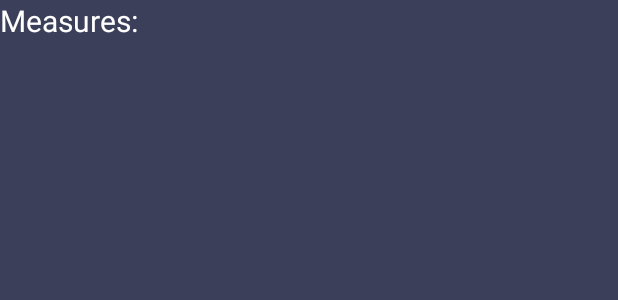
After one commit to Emilce-Cano/Inmobililiaria, an Android app: the layout activity_details.xml on its own in the app's theme, with its tools: preview values and no code run, on a phone screen of 412 x 824 dp. The commit adds this screen. Shown: the top 300 px of the screen. Run offline under Robolectric (Android 15) with nearby library versions, the phone set to English and light mode, and no system bars; Roboto replaces fonts that are not available here.

Commit message:
Create xml Details

```diff
--- a/app/src/main/AndroidManifest.xml
+++ b/app/src/main/AndroidManifest.xml
@@ -14,6 +14,9 @@
         android:supportsRtl="true"
         android:theme="@style/Theme.Concesionaria"
         tools:targetApi="31">
+        <activity
+            android:name=".DetailsActivity"
+            android:exported="false" />
         <activity
             android:name=".HomeActivity"
             android:exported="false" />
--- /dev/null
+++ b/app/src/main/java/com/example/concesionaria/data/DetailsActivity.kt
@@ -0,0 +1,14 @@
+package com.example.concesionaria.data
+
+import androidx.appcompat.app.AppCompatActivity
+import android.os.Bundle
+import com.example.concesionaria.databinding.ActivityDetailsBinding
+
+class DetailsActivity : AppCompatActivity() {
+    private lateinit var binding : ActivityDetailsBinding
+    override fun onCreate(savedInstanceState: Bundle?) {
+        super.onCreate(savedInstanceState)
+        binding = ActivityDetailsBinding.inflate(layoutInflater)
+        setContentView(binding.root)
+    }
+}
--- /dev/null
+++ b/app/src/main/res/layout/activity_details.xml
@@ -0,0 +1,30 @@
+<?xml version="1.0" encoding="utf-8"?>
+<androidx.constraintlayout.widget.ConstraintLayout xmlns:android="http://schemas.android.com/apk/res/android"
+    xmlns:app="http://schemas.android.com/apk/res-auto"
+    xmlns:tools="http://schemas.android.com/tools"
+    android:layout_width="match_parent"
+    android:layout_height="match_parent"
+    tools:context=".data.DetailsActivity"
+    android:background="@color/bg_login">
+    <LinearLayout
+        android:layout_width="250dp"
+        android:layout_height="100dp"
+        android:orientation="vertical">
+        <LinearLayout
+            android:layout_width="wrap_content"
+            android:layout_height="0dp"
+            android:layout_weight="1"
+            android:orientation="horizontal">
+            <TextView
+                android:layout_width="wrap_content"
+                android:layout_height="wrap_content"
+                android:text="@string/tv_measures_details"
+                android:textSize="20sp"
+                android:textColor="@color/white"/>
+            <TextView
+                android:layout_width="wrap_content"
+                android:layout_height="wrap_content"/>
+        </LinearLayout>
+    </LinearLayout>
+
+</androidx.constraintlayout.widget.ConstraintLayout>
--- a/app/src/main/res/values/strings.xml
+++ b/app/src/main/res/values/strings.xml
@@ -3,4 +3,5 @@
     <string name="tv_entry_login">Entry</string>
     <string name="et_nick_name_login">Entry nick name</string>
     <string name="tv_selection_house_home">Selection House</string>
+    <string name="tv_measures_details">Measures:</string>
 </resources>
--- a/build.gradle
+++ b/build.gradle
@@ -2,7 +2,7 @@
 plugins {
     id 'com.android.application' version '7.0.2' apply false
     id 'com.android.library' version '7.0.2' apply false
-    id 'org.jetbrains.kotlin.android' version '1.6.10' apply false
+    id 'org.jetbrains.kotlin.android' version '1.7.10' apply false
 }
 
 task clean(type: Delete) {
```
